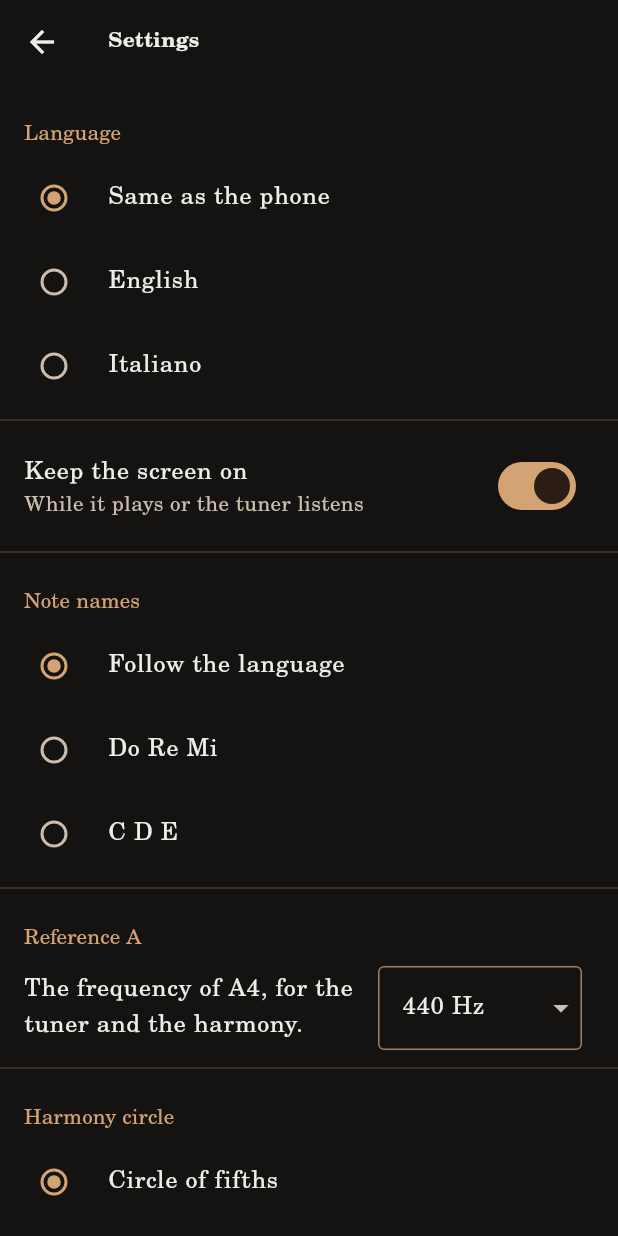
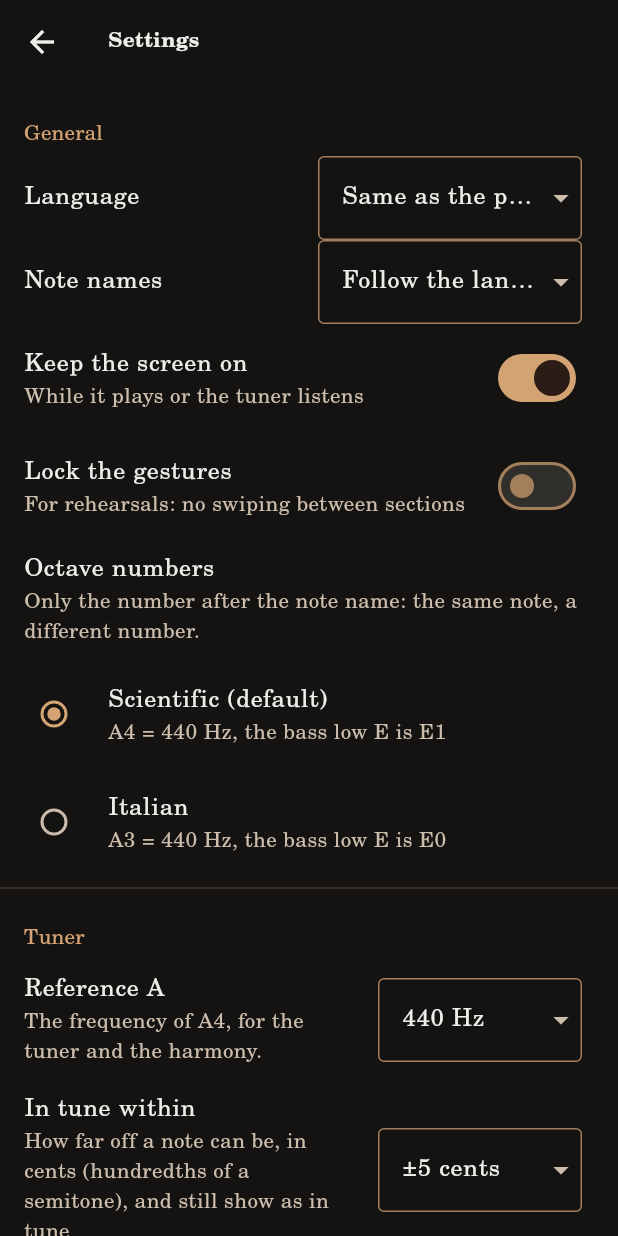
Before and after one commit to luigir86/Low-End, a Flutter app: the SettingsPage screen opened directly, on a phone screen of 412 x 824 dp. Run offline on Flutter 3.47's test engine with Material 3 defaults, Android fonts, the phone set to English and light mode, and no system bars; our stand-ins replace audio_service, shared_preferences, wakelock_plus; missing offline and left inert: flutter_soloud, record; accounts and stored records are empty.

Commit message:
Settings in three groups, and the first-launch guide on one page
- Settings: General (language, note names, screen, gestures, octave
  numbers), Tuner (reference A, in tune within, transposing instrument),
  Harmony (circle). Language and note names open the menu under the field
  like the reference A; the "Tuner:" prefixes are gone, the group says it.
- The guide keeps four tips on one page: the middle of the dial, the
  swipe, holding − or +, the volume keys. What the screens already say
  is left out.
- User guides updated.

Co-Authored-By: Claude Opus 5.5 (1M context) <noreply@anthropic.com>
Claude-Session: https://claude.ai/code/session_01EnDFfk9dK6EWAjfADPPgic

```diff
--- a/lib/app/settings_page.dart
+++ b/lib/app/settings_page.dart
@@ -9,7 +9,8 @@ import 'about.dart';
 import 'guide.dart';
 import 'settings.dart';
 
-/// Language, theme, screen, note names and reference A, plus the About box.
+/// The settings in three groups (the whole app, the tuner, the harmony), then
+/// the thanks, the guide and the About box.
 class SettingsPage extends StatelessWidget {
   const SettingsPage({super.key});
 
@@ -31,102 +32,64 @@ class SettingsPage extends StatelessWidget {
           return ListView(
             padding: const EdgeInsets.symmetric(vertical: 8),
             children: [
-              _Section(title: l10n.languageLabel),
-              RadioGroup<String?>(
-                groupValue: settings.languageCode,
-                onChanged: settings.setLanguage,
-                child: Column(
-                  children: [
-                    RadioListTile<String?>(
-                      value: null,
-                      title: Text(l10n.languageSystem),
-                    ),
+              // What the whole app speaks and shows.
+              _Section(title: l10n.settingsGeneral),
+              ListTile(
+                title: Text(l10n.languageLabel),
+                trailing: _MenuField<String>(
+                  key: const Key('languageMenu'),
+                  label: l10n.languageLabel,
+                  width: _MenuField.wide,
+                  // '' is the phone's language: a menu closed without a
+                  // choice gives null.
+                  selected: settings.languageCode ?? '',
+                  choices: [
+                    Choice(value: '', title: l10n.languageSystem),
                     // Each language in its own name, so it can be found
                     // whatever the app is showing.
-                    const RadioListTile<String?>(
-                      value: 'en',
-                      title: Text('English'),
+                    const Choice(value: 'en', title: 'English'),
+                    const Choice(value: 'it', title: 'Italiano'),
+                  ],
+                  onSelected: (code) =>
+                      settings.setLanguage(code.isEmpty ? null : code),
+                ),
+              ),
+              ListTile(
+                title: Text(l10n.noteNamesLabel),
+                trailing: _MenuField<NoteNaming>(
+                  key: const Key('noteNamesMenu'),
+                  label: l10n.noteNamesLabel,
+                  width: _MenuField.wide,
+                  selected: settings.naming,
+                  choices: [
+                    Choice(value: NoteNaming.auto, title: l10n.noteNamesAuto),
+                    Choice(
+                      value: NoteNaming.solfege,
+                      title: l10n.noteNamesSolfege,
                     ),
-                    const RadioListTile<String?>(
-                      value: 'it',
-                      title: Text('Italiano'),
+                    Choice(
+                      value: NoteNaming.letters,
+                      title: l10n.noteNamesLetters,
                     ),
                   ],
+                  onSelected: settings.setNaming,
                 ),
               ),
-              const Divider(),
               SwitchListTile(
                 value: settings.keepScreenOn,
                 onChanged: settings.setKeepScreenOn,
                 title: Text(l10n.keepScreenOnTitle),
                 subtitle: Text(l10n.keepScreenOnSubtitle),
               ),
-              const Divider(),
-              _Section(title: l10n.noteNamesLabel),
-              RadioGroup<NoteNaming>(
-                groupValue: settings.naming,
-                onChanged: (n) => settings.setNaming(n!),
-                child: Column(
-                  children: [
-                    RadioListTile(
-                      value: NoteNaming.auto,
-                      title: Text(l10n.noteNamesAuto),
-                    ),
-                    RadioListTile(
-                      value: NoteNaming.solfege,
-                      title: Text(l10n.noteNamesSolfege),
-                    ),
-                    RadioListTile(
-                      value: NoteNaming.letters,
-                      title: Text(l10n.noteNamesLetters),
-                    ),
-                  ],
-                ),
+              SwitchListTile(
+                value: settings.gesturesLocked,
+                onChanged: settings.setGesturesLocked,
+                title: Text(l10n.gesturesLockedTitle),
+                subtitle: Text(l10n.gesturesLockedSubtitle),
               ),
-              const Divider(),
-              _Section(title: l10n.referencePitch),
               ListTile(
-                title: Text(l10n.referencePitchHint(example)),
-                // The field announces its name too, not only "440 Hz".
-                trailing: _MenuField<double>(
-                  key: const Key('referencePitchMenu'),
-                  label: l10n.referencePitch,
-                  selected: settings.a4,
-                  choices: [
-                    for (final hz in referencePitches)
-                      Choice(value: hz, title: '${hz.round()} Hz'),
-                  ],
-                  onSelected: settings.setReferencePitch,
-                ),
-              ),
-              const Divider(),
-              _Section(title: l10n.circleLayoutLabel),
-              RadioGroup<CircleLayout>(
-                groupValue: settings.circleLayout,
-                onChanged: (c) => settings.setCircleLayout(c!),
-                child: Column(
-                  children: [
-                    RadioListTile(
-                      value: CircleLayout.fifths,
-                      title: Text(l10n.circleLayoutFifths),
-                    ),
-                    RadioListTile(
-                      value: CircleLayout.chromatic,
-                      title: Text(l10n.circleLayoutChromatic),
-                    ),
-                  ],
-                ),
-              ),
-              const Divider(),
-              _Section(title: l10n.octaveNumberingLabel),
-              Padding(
-                padding: const EdgeInsets.fromLTRB(16, 0, 16, 4),
-                child: Text(
-                  l10n.octaveNumberingHint,
-                  style: theme.textTheme.bodyMedium?.copyWith(
-                    color: theme.colorScheme.onSurfaceVariant,
-                  ),
-                ),
+                title: Text(l10n.octaveNumberingLabel),
+                subtitle: Text(l10n.octaveNumberingHint),
               ),
               RadioGroup<OctaveNumbering>(
                 groupValue: settings.octaveNumbering,
@@ -169,11 +132,22 @@ class SettingsPage extends StatelessWidget {
                 ),
               ),
               const Divider(),
-              SwitchListTile(
-                value: settings.gesturesLocked,
-                onChanged: settings.setGesturesLocked,
-                title: Text(l10n.gesturesLockedTitle),
-                subtitle: Text(l10n.gesturesLockedSubtitle),
+              // Everything the tuner compares with, together.
+              _Section(title: l10n.tunerTab),
+              ListTile(
+                title: Text(l10n.referencePitch),
+                subtitle: Text(l10n.referencePitchHint(example)),
+                // The field announces its name too, not only "440 Hz".
+                trailing: _MenuField<double>(
+                  key: const Key('referencePitchMenu'),
+                  label: l10n.referencePitch,
+                  selected: settings.a4,
+                  choices: [
+                    for (final hz in referencePitches)
+                      Choice(value: hz, title: '${hz.round()} Hz'),
+                  ],
+                  onSelected: settings.setReferencePitch,
+                ),
               ),
               ListTile(
                 title: Text(l10n.inTuneZoneTitle),
@@ -220,6 +194,25 @@ class SettingsPage extends StatelessWidget {
                     onSelectionChanged: (s) =>
                         settings.setTransposition(s.first),
                   ),
+                ),
+              ),
+              const Divider(),
+              _Section(title: l10n.harmonyTab),
+              ListTile(title: Text(l10n.circleLayoutLabel)),
+              RadioGroup<CircleLayout>(
+                groupValue: settings.circleLayout,
+                onChanged: (c) => settings.setCircleLayout(c!),
+                child: Column(
+                  children: [
+                    RadioListTile(
+                      value: CircleLayout.fifths,
+                      title: Text(l10n.circleLayoutFifths),
+                    ),
+                    RadioListTile(
+                      value: CircleLayout.chromatic,
+                      title: Text(l10n.circleLayoutChromatic),
+                    ),
+                  ],
                 ),
               ),
               const Divider(),
@@ -298,16 +291,21 @@ class _MenuField<T> extends StatelessWidget {
     required this.selected,
     required this.choices,
     required this.onSelected,
+    this.width = 136,
   });
 
+  /// For words rather than numbers: "Follow the language".
+  static const double wide = 176;
+
   final String label;
+  final double width;
   final T selected;
   final List<Choice<T>> choices;
   final ValueChanged<T> onSelected;
 
   @override
   Widget build(BuildContext context) => SizedBox(
-    width: 136,
+    width: width,
     child: LabeledField(
       label: label,
       showLabel: false,
--- a/lib/l10n/app_en.arb
+++ b/lib/l10n/app_en.arb
@@ -180,6 +180,10 @@
     }
   },
   "settingsTitle": "Settings",
+  "settingsGeneral": "General",
+  "@settingsGeneral": {
+    "description": "The first group of the settings page: what concerns the whole app."
+  },
   "languageLabel": "Language",
   "languageSystem": "Same as the phone",
   "noteNamesLabel": "Note names",
@@ -261,15 +265,12 @@
   "swipeHint": "Swipe up or down over the dial or the tabs to change section.",
   "gesturesLockedTitle": "Lock the gestures",
   "gesturesLockedSubtitle": "For rehearsals: no swiping between sections",
-  "inTuneZoneTitle": "Tuner: in tune within",
+  "inTuneZoneTitle": "In tune within",
   "inTuneZoneSubtitle": "How far off a note can be, in cents (hundredths of a semitone), and still show as in tune",
   "guideTitle": "Gestures and shortcuts",
-  "guideRing": "The metronome and the harmony start and stop by touching the middle of their dial.",
-  "guideTempo": "Touch the pencil to type the tempo, or tap TAP. Hold − or + and the tempo runs, faster and faster.",
+  "guideRing": "Each section starts and stops when you touch the middle of its dial. In Harmony, touch a note.",
+  "guideTempo": "Hold − or + and the tempo runs, faster and faster.",
   "guideSwipe": "Swipe left and right to change section.",
-  "guideSwipeVertical": "Turned sideways, swipe up and down over the dial or the tabs to change section.",
-  "guideDrone": "In Harmony, tap a note to play it. Hold C♯ or F♯ to write them D♭ or G♭.",
-  "guideTuner": "The tuner listens by itself when nothing is playing. If something is, touch its dial: the metronome and the harmony pause.",
   "guideVolume": "The volume is the phone's: use its volume keys.",
   "guideDone": "Got it",
   "writeAs": "Write as {note}",
@@ -281,23 +282,6 @@
       }
     }
   },
-  "guidePage1Title": "Play",
-  "guidePage2Title": "Move around",
-  "guidePage3Title": "Tune and volume",
-  "guideNext": "Next",
-  "guidePageOf": "Page {n} of {total}",
-  "@guidePageOf": {
-    "placeholders": {
-      "n": {
-        "type": "int"
-      },
-      "total": {
-        "type": "int"
-      }
-    }
-  },
-  "guideLock": "For rehearsals, lock the gestures in the settings: swiping between sections then does nothing.",
-  "guideCents": "A cent is a hundredth of a semitone: within a few cents a note is in tune.",
   "progressionBluesShort": "Blues",
   "keyLine": "{progression} in {key}",
   "@keyLine": {
@@ -355,7 +339,7 @@
   "backbeatTitle": "Click on 2 and 4",
   "backbeatSubtitle": "Beats 1 and 3 stay silent, as on a jazz hi-hat. In 2/4 and 4/4.",
   "backbeatShort": "2 & 4",
-  "transpositionTitle": "Tuner: transposing instrument",
+  "transpositionTitle": "Transposing instrument",
   "transpositionSubtitle": "For B♭, E♭ and F instruments, the chromatic tuner names the written note",
   "transpositionConcert": "Concert pitch",
   "transpositionKey": "in {key}",
--- a/lib/l10n/app_localizations.dart
+++ b/lib/l10n/app_localizations.dart
@@ -536,6 +536,12 @@ abstract class AppLocalizations {
   /// **'Settings'**
   String get settingsTitle;
 
+  /// The first group of the settings page: what concerns the whole app.
+  ///
+  /// In en, this message translates to:
+  /// **'General'**
+  String get settingsGeneral;
+
   /// No description provided for @languageLabel.
   ///
   /// In en, this message translates to:
@@ -827,7 +833,7 @@ abstract class AppLocalizations {
   /// No description provided for @inTuneZoneTitle.
   ///
   /// In en, this message translates to:
-  /// **'Tuner: in tune within'**
+  /// **'In tune within'**
   String get inTuneZoneTitle;
 
   /// No description provided for @inTuneZoneSubtitle.
@@ -845,13 +851,13 @@ abstract class AppLocalizations {
   /// No description provided for @guideRing.
   ///
   /// In en, this message translates to:
-  /// **'The metronome and the harmony start and stop by touching the middle of their dial.'**
+  /// **'Each section starts and stops when you touch the middle of its dial. In Harmony, touch a note.'**
   String get guideRing;
 
   /// No description provided for @guideTempo.
   ///
   /// In en, this message translates to:
-  /// **'Touch the pencil to type the tempo, or tap TAP. Hold − or + and the tempo runs, faster and faster.'**
+  /// **'Hold − or + and the tempo runs, faster and faster.'**
   String get guideTempo;
 
   /// No description provided for @guideSwipe.
@@ -859,24 +865,6 @@ abstract class AppLocalizations {
   /// In en, this message translates to:
   /// **'Swipe left and right to change section.'**
   String get guideSwipe;
-
-  /// No description provided for @guideSwipeVertical.
-  ///
-  /// In en, this message translates to:
-  /// **'Turned sideways, swipe up and down over the dial or the tabs to change section.'**
-  String get guideSwipeVertical;
-
-  /// No description provided for @guideDrone.
-  ///
-  /// In en, this message translates to:
-  /// **'In Harmony, tap a note to play it. Hold C♯ or F♯ to write them D♭ or G♭.'**
-  String get guideDrone;
-
-  /// No description provided for @guideTuner.
-  ///
-  /// In en, this message translates to:
-  /// **'The tuner listens by itself when nothing is playing. If something is, touch its dial: the metronome and the harmony pause.'**
-  String get guideTuner;
 
   /// No description provided for @guideVolume.
   ///
@@ -895,48 +883,6 @@ abstract class AppLocalizations {
   /// In en, this message translates to:
   /// **'Write as {note}'**
   String writeAs(String note);
-
-  /// No description provided for @guidePage1Title.
-  ///
-  /// In en, this message translates to:
-  /// **'Play'**
-  String get guidePage1Title;
-
-  /// No description provided for @guidePage2Title.
-  ///
-  /// In en, this message translates to:
-  /// **'Move around'**
-  String get guidePage2Title;
-
-  /// No description provided for @guidePage3Title.
-  ///
-  /// In en, this message translates to:
-  /// **'Tune and volume'**
-  String get guidePage3Title;
-
-  /// No description provided for @guideNext.
-  ///
-  /// In en, this message translates to:
-  /// **'Next'**
-  String get guideNext;
-
-  /// No description provided for @guidePageOf.
-  ///
-  /// In en, this message translates to:
-  /// **'Page {n} of {total}'**
-  String guidePageOf(int n, int total);
-
-  /// No description provided for @guideLock.
-  ///
-  /// In en, this message translates to:
-  /// **'For rehearsals, lock the gestures in the settings: swiping between sections then does nothing.'**
-  String get guideLock;
-
-  /// No description provided for @guideCents.
-  ///
-  /// In en, this message translates to:
-  /// **'A cent is a hundredth of a semitone: within a few cents a note is in tune.'**
-  String get guideCents;
 
   /// No description provided for @progressionBluesShort.
   ///
@@ -1133,7 +1079,7 @@ abstract class AppLocalizations {
   /// No description provided for @transpositionTitle.
   ///
   /// In en, this message translates to:
-  /// **'Tuner: transposing instrument'**
+  /// **'Transposing instrument'**
   String get transpositionTitle;
 
   /// No description provided for @transpositionSubtitle.
```
Also changed, not shown: lib/app/guide.dart (+10 -59 lines), lib/l10n/app_it.arb (+5 -14 lines), lib/l10n/app_localizations_en.dart (+7 -42 lines), lib/l10n/app_localizations_it.dart (+7 -41 lines), 6 other files.
